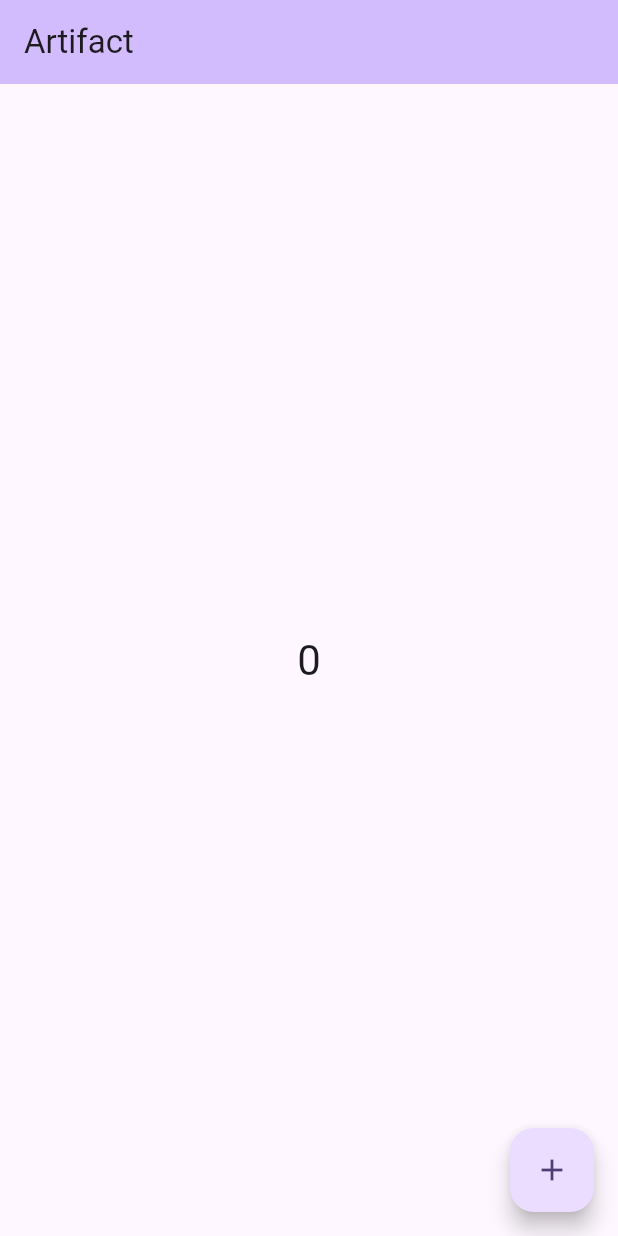
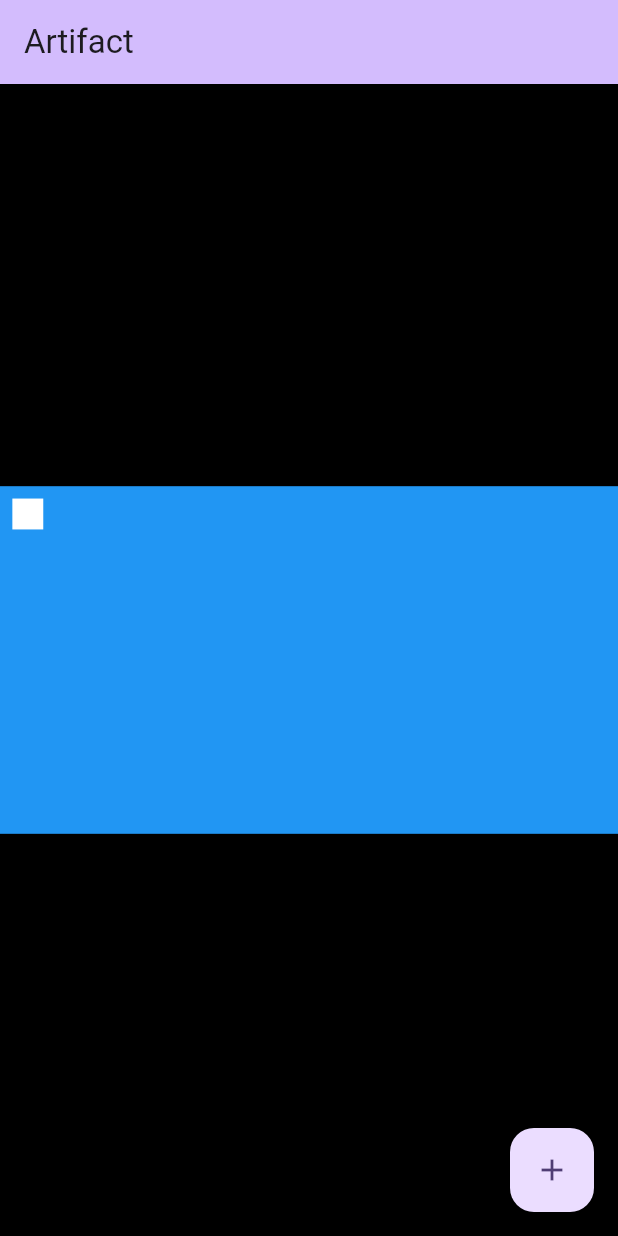
Before and after one commit to ChickenChunk579/Artifact, a Flutter app: the screen it shows after launch, on a phone screen of 412 x 824 dp. Run offline on Flutter 3.47's test engine with Material 3 defaults, Android fonts, the phone set to English and light mode, and no system bars.

Commit message:
Simple canvas app

```diff
--- a/lib/main.dart
+++ b/lib/main.dart
@@ -30,6 +30,27 @@ class MyHomePage extends StatefulWidget {
   State<MyHomePage> createState() => _MyHomePageState();
 }
 
+class MyPainter extends CustomPainter {
+  @override
+  void paint(Canvas canvas, Size size) {
+    final clearPaint = Paint()
+      ..color = Colors.blue
+      ..style = PaintingStyle.fill;
+    final rectPaint = Paint()
+      ..color = Colors.white
+      ..style = PaintingStyle.fill;
+    canvas.drawRect(Rect.fromLTWH(0, 0, size.width, size.height), clearPaint);
+
+    canvas.drawRect(
+        Rect.fromLTWH(2 * (size.width / 100), 2 * (size.width / 100),
+            0.5 * (size.width / 10), 0.5 * (size.width / 10)),
+        rectPaint);
+  }
+
+  @override
+  bool shouldRepaint(covariant CustomPainter oldDelegate) => false;
+}
+
 class _MyHomePageState extends State<MyHomePage> {
   int _counter = 0;
 
@@ -46,11 +67,23 @@ class _MyHomePageState extends State<MyHomePage> {
         backgroundColor: Theme.of(context).colorScheme.inversePrimary,
         title: Text(widget.title),
       ),
-      body: Center(
-          child: Text(
-        '$_counter',
-        style: Theme.of(context).textTheme.headlineMedium,
-      )),
+      body: Stack(
+        children: [
+          Expanded(
+            child: Container(
+                color: Colors.black,
+                child: Center(
+                  child: AspectRatio(
+                    aspectRatio: 16 / 9,
+                    child: CustomPaint(
+                      painter: MyPainter(),
+                    ),
+                  ),
+                )),
+          ),
+        ],
+      ),
+
       floatingActionButton: FloatingActionButton(
         onPressed: _incrementCounter,
         tooltip: 'Increment',
```
